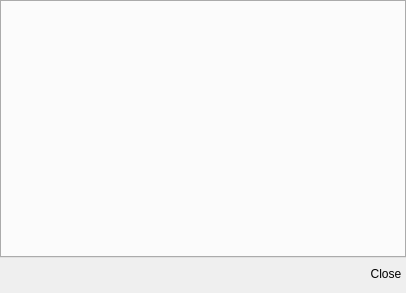
Qt form App/prefrences.ui (djeada/Lightpad) before a commit.
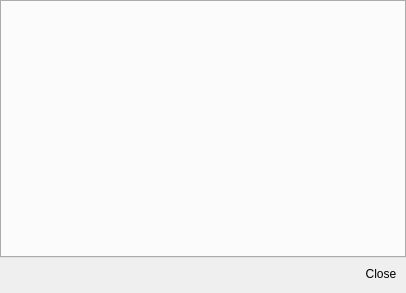
The same form after that commit.

Commit message: added hover effect to close button in prefrences

What changed in the file:
```diff
--- a/App/prefrences.ui
+++ b/App/prefrences.ui
@@ -51,13 +51,41 @@
      <item>
       <widget class="QToolButton" name="toolButton">
        <property name="styleSheet">
-        <string notr="true">border: none;</string>
+        <string notr="true">QToolButton {
+	border: None;
+}
+:hover:pressed
+{
+color:#66cccc;
+background:#D3D3D3;
+}
+
+:hover:!pressed
+{
+background:#D3D3D3;
+}</string>
        </property>
        <property name="text">
         <string>Close</string>
        </property>
       </widget>
      </item>
+     <item>
+      <spacer name="horizontalSpacer_2">
+       <property name="orientation">
+        <enum>Qt::Horizontal</enum>
+       </property>
+       <property name="sizeType">
+        <enum>QSizePolicy::Fixed</enum>
+       </property>
+       <property name="sizeHint" stdset="0">
+        <size>
+         <width>5</width>
+         <height>20</height>
+        </size>
+       </property>
+      </spacer>
+     </item>
     </layout>
    </item>
   </layout>
```
The commit also changes 1 other file.
